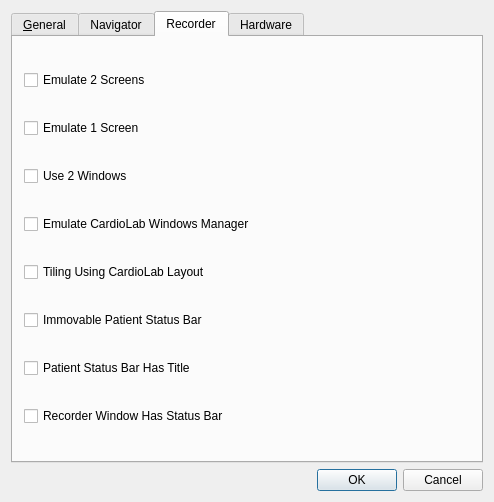
The window that src/libs/gui/ui/simulatorsettingsdialog.ui (mannd/epsimulator) describes before a commit, drawn with Qt 5.
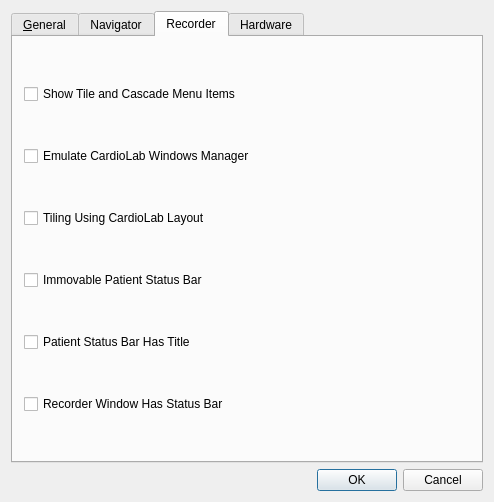
The same window after the commit. The open tabs and pages were chosen to show the change.

The edit to the form file:
```diff
--- a/src/libs/gui/ui/simulatorsettingsdialog.ui
+++ b/src/libs/gui/ui/simulatorsettingsdialog.ui
@@ -233,53 +233,39 @@
        <item row="0" column="0">
         <widget class="QCheckBox" name="emulateTwoScreensCheckBox">
          <property name="text">
-          <string>Emulate 2 Screens</string>
+          <string>Show Tile and Cascade Menu Items</string>
          </property>
         </widget>
        </item>
        <item row="1" column="0">
-        <widget class="QCheckBox" name="emulateOneScreenCheckBox">
-         <property name="text">
-          <string>Emulate 1 Screen</string>
-         </property>
-        </widget>
-       </item>
-       <item row="2" column="0">
-        <widget class="QCheckBox" name="useTwoRecorderWindowsCheckBox">
-         <property name="text">
-          <string>Use 2 Windows</string>
-         </property>
-        </widget>
-       </item>
-       <item row="3" column="0">
         <widget class="QCheckBox" name="emulateWindowsManagerCheckBox">
          <property name="text">
           <string>Emulate CardioLab Windows Manager</string>
          </property>
         </widget>
        </item>
-       <item row="4" column="0">
+       <item row="2" column="0">
         <widget class="QCheckBox" name="emulatePruckaTilingCheckBox">
          <property name="text">
           <string>Tiling Using CardioLab Layout</string>
          </property>
         </widget>
        </item>
-       <item row="5" column="0">
+       <item row="3" column="0">
         <widget class="QCheckBox" name="immovablePatientStatusBarCheckBox">
          <property name="text">
           <string>Immovable Patient Status Bar</string>
          </property>
         </widget>
        </item>
-       <item row="6" column="0">
+       <item row="4" column="0">
         <widget class="QCheckBox" name="patientStatusBarHasTitleCheckBox">
          <property name="text">
           <string>Patient Status Bar Has Title</string>
          </property>
         </widget>
        </item>
-       <item row="7" column="0">
+       <item row="5" column="0">
         <widget class="QCheckBox" name="recorderHasStatusBarCheckBox">
          <property name="text">
           <string>Recorder Window Has Status Bar</string>
```
Left out of the diff: 6 changed lines with no effect on the pictures.
